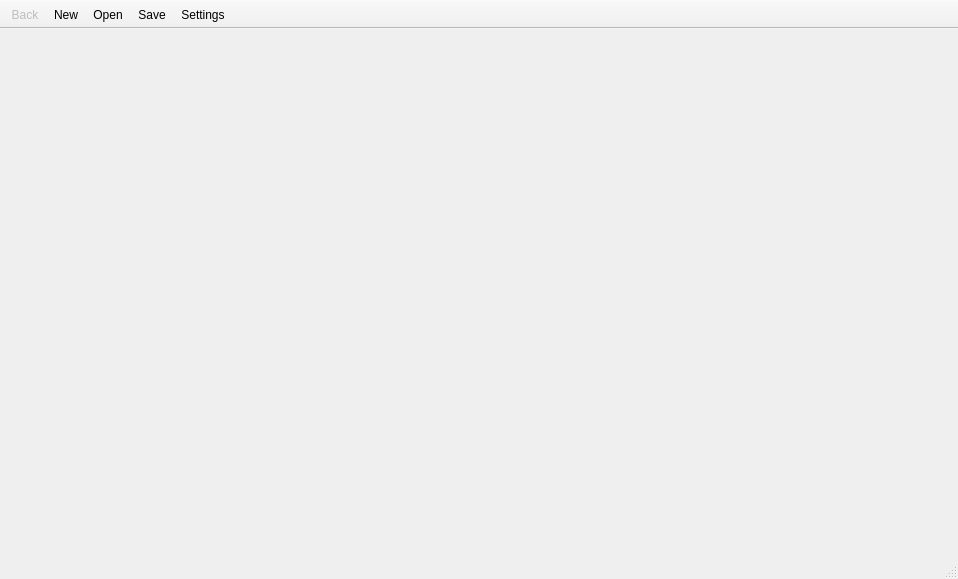
This is DungeonSound/playbackmainwindow.ui in taylornelms15/DungeonSound_legacy as Qt 5 draws it before an edit. The edited form follows.
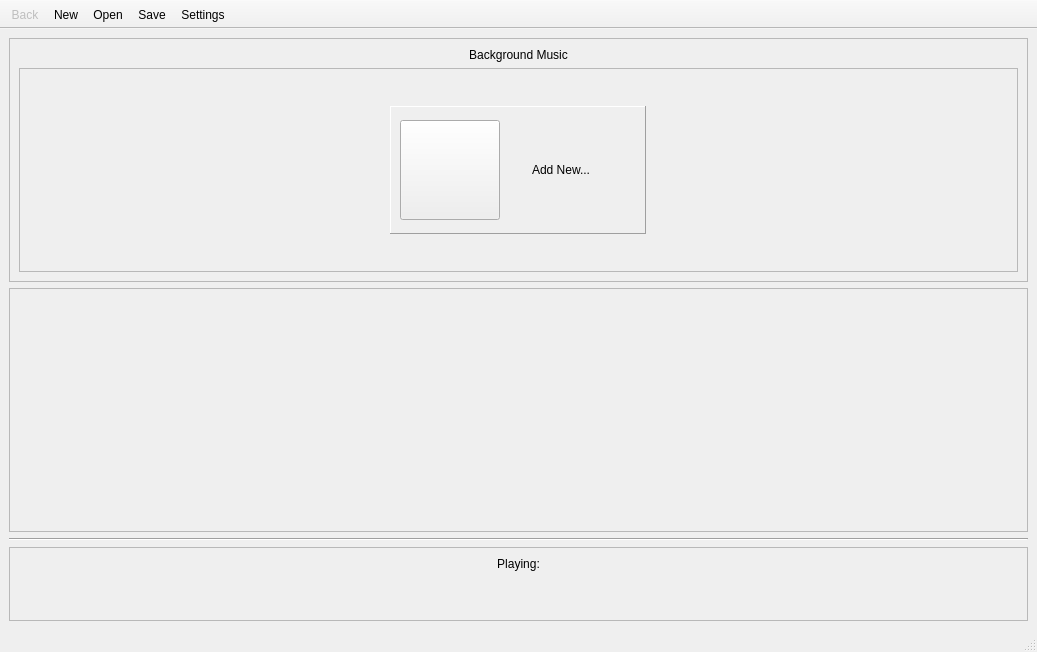
This is the edited form. Icons and pictures are not drawn.

Commit message: add_playlist initial widget

Diff of the .ui file:
```diff
--- a/DungeonSound/playbackmainwindow.ui
+++ b/DungeonSound/playbackmainwindow.ui
@@ -6,14 +6,219 @@
    <rect>
     <x>0</x>
     <y>0</y>
-    <width>958</width>
-    <height>579</height>
+    <width>1037</width>
+    <height>652</height>
    </rect>
   </property>
   <property name="windowTitle">
    <string>PlaybackMainWindow</string>
   </property>
-  <widget class="QWidget" name="centralwidget"/>
+  <widget class="QWidget" name="centralwidget">
+   <layout class="QVBoxLayout" name="verticalLayout">
+    <item>
+     <widget class="QFrame" name="backgroundPlaylistsFrame">
+      <property name="sizePolicy">
+       <sizepolicy hsizetype="Preferred" vsizetype="Preferred">
+        <horstretch>0</horstretch>
+        <verstretch>1</verstretch>
+       </sizepolicy>
+      </property>
+      <property name="frameShape">
+       <enum>QFrame::StyledPanel</enum>
+      </property>
+      <property name="frameShadow">
+       <enum>QFrame::Raised</enum>
+      </property>
+      <layout class="QVBoxLayout" name="verticalLayout_3">
+       <item>
+        <widget class="QLabel" name="label">
+         <property name="text">
+          <string>Background Music</string>
+         </property>
+         <property name="alignment">
+          <set>Qt::AlignCenter</set>
+         </property>
+        </widget>
+       </item>
+       <item>
+        <widget class="QScrollArea" name="scrollArea">
+         <property name="widgetResizable">
+          <bool>true</bool>
+         </property>
+         <widget class="QWidget" name="scrollAreaWidgetContents">
+          <property name="geometry">
+           <rect>
+            <x>0</x>
+            <y>0</y>
+            <width>997</width>
+            <height>191</height>
+           </rect>
+          </property>
+          <layout class="QGridLayout" name="gridLayout">
+           <item row="0" column="0">
+            <widget class="QFrame" name="AddPlaylistFrame">
+             <property name="sizePolicy">
+              <sizepolicy hsizetype="Fixed" vsizetype="Fixed">
+               <horstretch>0</horstretch>
+               <verstretch>0</verstretch>
+              </sizepolicy>
+             </property>
+             <property name="minimumSize">
+              <size>
+               <width>256</width>
+               <height>128</height>
+              </size>
+             </property>
+             <property name="maximumSize">
+              <size>
+               <width>256</width>
+               <height>128</height>
+              </size>
+             </property>
+             <property name="frameShape">
+              <enum>QFrame::Panel</enum>
+             </property>
+             <property name="frameShadow">
+              <enum>QFrame::Raised</enum>
+             </property>
+             <property name="lineWidth">
+              <number>1</number>
+             </property>
+             <layout class="QHBoxLayout" name="horizontalLayout" stretch="0,0,0">
+              <item>
+               <widget class="QPushButton" name="pushButton">
+                <property name="sizePolicy">
+                 <sizepolicy hsizetype="Preferred" vsizetype="Preferred">
+                  <horstretch>3</horstretch>
+                  <verstretch>1</verstretch>
+                 </sizepolicy>
+                </property>
+                <property name="minimumSize">
+                 <size>
+                  <width>64</width>
+                  <height>64</height>
+                 </size>
+                </property>
+                <property name="maximumSize">
+                 <size>
+                  <width>100</width>
+                  <height>100</height>
+                 </size>
+                </property>
+                <property name="text">
+                 <string/>
+                </property>
+                <property name="icon">
+                 <iconset resource="nonstandard_icons.qrc">
+                  <normaloff>:/DungeonSound/Icons/24x24 plus.png</normaloff>:/DungeonSound/Icons/24x24 plus.png</iconset>
+                </property>
+                <property name="iconSize">
+                 <size>
+                  <width>24</width>
+                  <height>24</height>
+                 </size>
+                </property>
+               </widget>
+              </item>
+              <item>
+               <widget class="QLabel" name="label_2">
+                <property name="sizePolicy">
+                 <sizepolicy hsizetype="Preferred" vsizetype="Preferred">
+                  <horstretch>3</horstretch>
+                  <verstretch>1</verstretch>
+                 </sizepolicy>
+                </property>
+                <property name="text">
+                 <string>Add New...</string>
+                </property>
+                <property name="alignment">
+                 <set>Qt::AlignCenter</set>
+                </property>
+               </widget>
+              </item>
+              <item>
+               <spacer name="horizontalSpacer">
+                <property name="orientation">
+                 <enum>Qt::Horizontal</enum>
+                </property>
+                <property name="sizeHint" stdset="0">
+                 <size>
+                  <width>20</width>
+                  <height>10</height>
+                 </size>
+                </property>
+               </spacer>
+              </item>
+             </layout>
+            </widget>
+           </item>
+          </layout>
+         </widget>
+        </widget>
+       </item>
+      </layout>
+     </widget>
+    </item>
+    <item>
+     <widget class="QFrame" name="effectsPlaylistsFrame">
+      <property name="sizePolicy">
+       <sizepolicy hsizetype="Preferred" vsizetype="Preferred">
+        <horstretch>0</horstretch>
+        <verstretch>1</verstretch>
+       </sizepolicy>
+      </property>
+      <property name="frameShape">
+       <enum>QFrame::StyledPanel</enum>
+      </property>
+      <property name="frameShadow">
+       <enum>QFrame::Raised</enum>
+      </property>
+     </widget>
+    </item>
+    <item>
+     <widget class="Line" name="line">
+      <property name="orientation">
+       <enum>Qt::Horizontal</enum>
+      </property>
+     </widget>
+    </item>
+    <item>
+     <widget class="QFrame" name="playbackStatusFrame">
+      <property name="frameShape">
+       <enum>QFrame::StyledPanel</enum>
+      </property>
+      <property name="frameShadow">
+       <enum>QFrame::Raised</enum>
+      </property>
+      <layout class="QVBoxLayout" name="verticalLayout_2">
+       <item>
+        <widget class="QLabel" name="playbackStatusLabel">
+         <property name="text">
+          <string>Playing:</string>
+         </property>
+         <property name="alignment">
+          <set>Qt::AlignCenter</set>
+         </property>
+        </widget>
+       </item>
+       <item>
+        <spacer name="verticalSpacer">
+         <property name="orientation">
+          <enum>Qt::Vertical</enum>
+         </property>
+         <property name="sizeHint" stdset="0">
+          <size>
+           <width>20</width>
+           <height>40</height>
+          </size>
+         </property>
+        </spacer>
+       </item>
+      </layout>
+     </widget>
+    </item>
+   </layout>
+  </widget>
   <widget class="QStatusBar" name="statusbar"/>
   <widget class="QToolBar" name="topToolBar">
    <property name="windowTitle">
```
Left out of the diff: 16 changed lines with no effect on the pictures.
